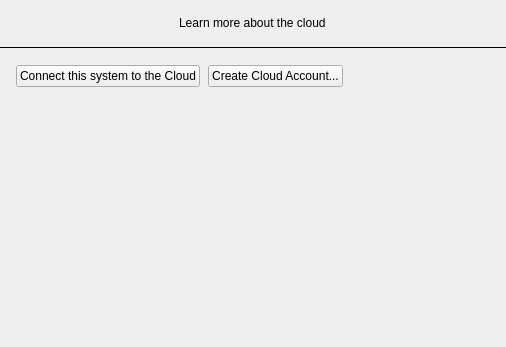
The window that client/src/ui/widgets/settings/cloud_management_widget.ui (networkoptix/nx_open) describes before a commit, drawn with Qt 5.
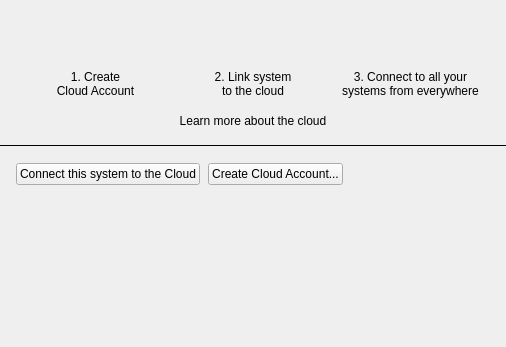
The same window after the commit. Custom widgets are drawn as their Qt base class.

Commit message:
VMS-2263: Promo block for "Cloud" in System Administration
<==== Mercurial data ====>
Branch: dev_3.0.0_gui

```diff
--- a/client/src/ui/widgets/settings/cloud_management_widget.ui
+++ b/client/src/ui/widgets/settings/cloud_management_widget.ui
@@ -50,29 +50,101 @@
        </property>
        <item>
         <widget class="QnPanel" name="introWidget" native="true">
-         <layout class="QVBoxLayout" name="verticalLayout_3">
-          <property name="spacing">
-           <number>8</number>
-          </property>
+         <layout class="QGridLayout" name="gridLayout">
           <property name="leftMargin">
-           <number>16</number>
+           <number>20</number>
           </property>
           <property name="topMargin">
-           <number>16</number>
+           <number>40</number>
           </property>
           <property name="rightMargin">
-           <number>16</number>
+           <number>20</number>
           </property>
           <property name="bottomMargin">
            <number>16</number>
           </property>
-          <item alignment="Qt::AlignHCenter">
+          <property name="verticalSpacing">
+           <number>16</number>
+          </property>
+          <item row="1" column="0">
+           <widget class="QLabel" name="promo1TextLabel">
+            <property name="text">
+             <string>1. Create
+Cloud Account</string>
+            </property>
+            <property name="alignment">
+             <set>Qt::AlignCenter</set>
+            </property>
+            <property name="wordWrap">
+             <bool>true</bool>
+            </property>
+           </widget>
+          </item>
+          <item row="0" column="1">
+           <widget class="QLabel" name="promo2Label">
+            <property name="text">
+             <string/>
+            </property>
+            <property name="alignment">
+             <set>Qt::AlignCenter</set>
+            </property>
+           </widget>
+          </item>
+          <item row="0" column="2">
+           <widget class="QLabel" name="promo3Label">
+            <property name="text">
+             <string/>
+            </property>
+            <property name="alignment">
+             <set>Qt::AlignCenter</set>
+            </property>
+           </widget>
+          </item>
+          <item row="0" column="0">
+           <widget class="QLabel" name="promo1Label">
+            <property name="text">
+             <string/>
+            </property>
+            <property name="alignment">
+             <set>Qt::AlignCenter</set>
+            </property>
+           </widget>
+          </item>
+          <item row="1" column="1">
+           <widget class="QLabel" name="promo2TextLabel">
+            <property name="text">
+             <string>2. Link system
+to the cloud</string>
+            </property>
+            <property name="alignment">
+             <set>Qt::AlignCenter</set>
+            </property>
+            <property name="wordWrap">
+             <bool>true</bool>
+            </property>
+           </widget>
+          </item>
+          <item row="1" column="2">
+           <widget class="QLabel" name="promo3TextLabel">
+            <property name="text">
+             <string>3. Connect to all your
+systems from everywhere</string>
+            </property>
+            <property name="alignment">
+             <set>Qt::AlignCenter</set>
+            </property>
+            <property name="wordWrap">
+             <bool>true</bool>
+            </property>
+           </widget>
+          </item>
+          <item row="2" column="0" colspan="3">
            <widget class="QLabel" name="learnMoreLabel">
             <property name="text">
              <string notr="true">Learn more about the cloud</string>
             </property>
-            <property name="textFormat">
-             <enum>Qt::RichText</enum>
+            <property name="alignment">
+             <set>Qt::AlignCenter</set>
             </property>
             <property name="openExternalLinks">
              <bool>true</bool>
```
The commit also changes 1 other file.
